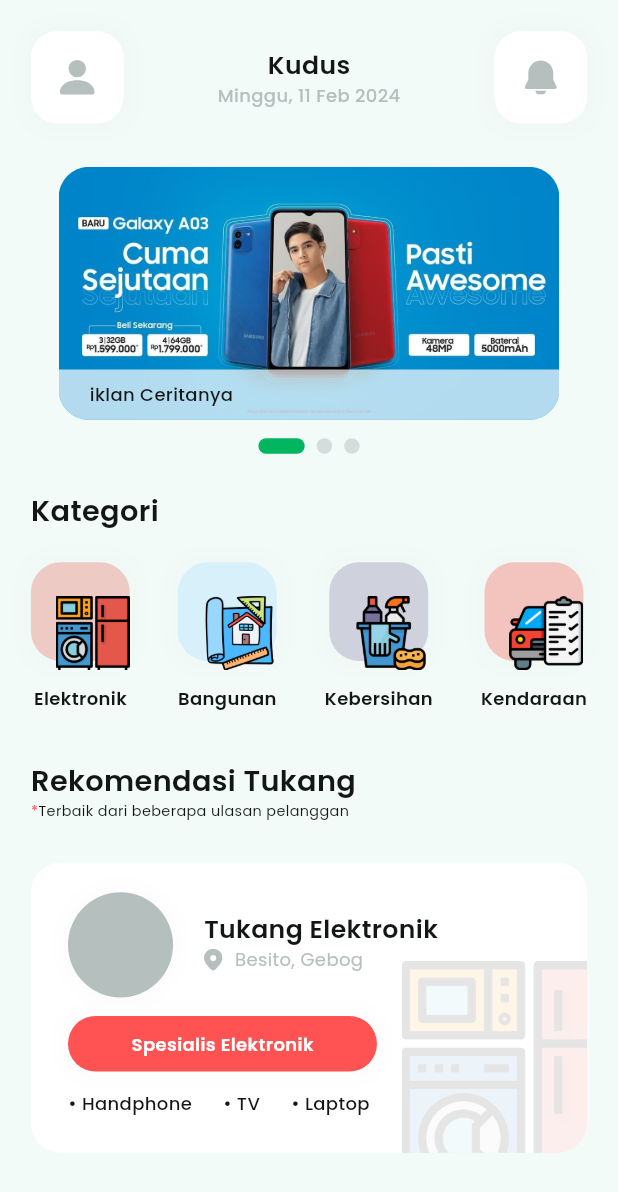
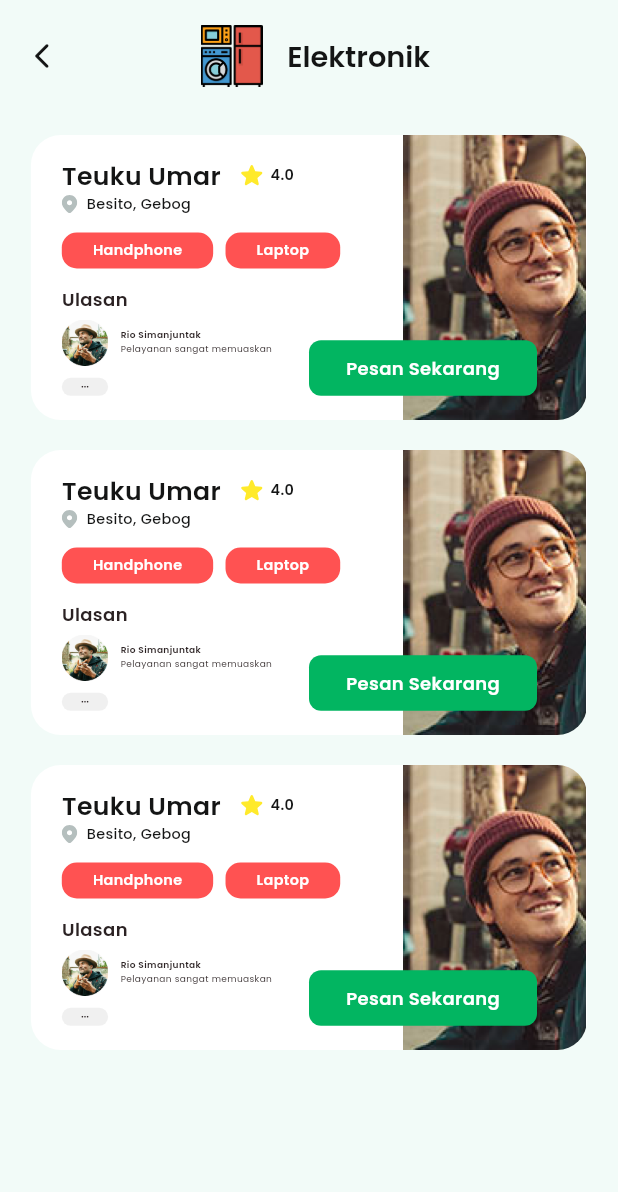
Before and after one commit to RadyaHarbani/Penservis-App, a Flutter app: the screen it shows after launch, on a phone screen of 412 x 824 dp. Shown: the top 1192 px of the screen. Run offline on Flutter 3.47's test engine with Material 3 defaults, Android fonts, the light colour scheme and no system bars; drawn by our look-alikes of carousel_slider, smooth_page_indicator; our stand-ins replace flutter_svg, get, google_fonts.

Commit message:
feat: [SF] add list page view

```diff
--- /dev/null
+++ b/lib/app/pages/list_page/components/list_appbar_component.dart
@@ -0,0 +1,34 @@
+import 'package:flutter/material.dart';
+import 'package:get/get.dart';
+import 'package:penservis_app/app/pages/home_page/home_page_controller.dart';
+import 'package:penservis_app/common/helper/themes.dart';
+
+PreferredSizeWidget? ListAppbarComponent() {
+  final HomePageController controller = Get.put(HomePageController());
+
+  return AppBar(
+    elevation: 0,
+    backgroundColor: backgroundPageColor,
+    toolbarHeight: 75,
+    centerTitle: true,
+    title: Row(
+      children: [
+        SizedBox(width: controller.width * 0.15),
+        Image.asset(
+          "assets/icons/png/icElektronik.png",
+          width: controller.width * 0.1,
+        ),
+        SizedBox(width: controller.width * 0.04),
+        Text("Elektronik", style: tsBodyLargeSemibold(blackColor)),
+      ],
+    ),
+    leading: IconButton(
+      onPressed: () => Get.back(),
+      icon: Icon(
+        Icons.arrow_back_ios_new_rounded,
+        size: 20,
+        color: blackColor,
+      ),
+    ),
+  );
+}
--- /dev/null
+++ b/lib/app/pages/list_page/components/list_button_pesan_component.dart
@@ -0,0 +1,27 @@
+import 'package:flutter/material.dart';
+import 'package:get/get.dart';
+import 'package:penservis_app/app/pages/list_page/list_page_controller.dart';
+import 'package:penservis_app/common/helper/themes.dart';
+
+class ListButtonPesanComponent extends GetView<ListPageController> {
+  const ListButtonPesanComponent({
+    super.key,
+  });
+
+  @override
+  Widget build(BuildContext context) {
+    return InkWell(
+      onTap: () {},
+      child: Container(
+        padding: EdgeInsets.symmetric(horizontal: controller.width * 0.06, vertical: 10),
+        decoration: BoxDecoration(
+          borderRadius: BorderRadius.circular(8),
+          color: primaryColor,
+        ),
+        child: Center(
+          child: Text("Pesan Sekarang", style: tsLabelLargeSemibold(secondaryColor)),
+        ),
+      ),
+    );
+  }
+}
--- /dev/null
+++ b/lib/app/pages/list_page/components/list_identitas_component.dart
@@ -0,0 +1,49 @@
+import 'package:flutter/cupertino.dart';
+import 'package:flutter_svg/flutter_svg.dart';
+import 'package:get/get.dart';
+import 'package:penservis_app/app/pages/list_page/list_page_controller.dart';
+import 'package:penservis_app/common/helper/themes.dart';
+
+class ListIdentitasComponent extends GetView<ListPageController> {
+  const ListIdentitasComponent({
+    super.key,
+    required this.nameTukang,
+    required this.ratingTukang,
+    required this.textLokasi,
+  });
+
+  final String nameTukang;
+  final String ratingTukang;
+  final String textLokasi;
+
+  @override
+  Widget build(BuildContext context) {
+    return Column(
+      children: [
+        Row(
+          children: [
+            Text(nameTukang, style: tsBodyMediumSemibold(blackColor)),
+            SizedBox(width: controller.width * 0.03),
+            SvgPicture.asset(
+              "assets/icons/svg/icStar.svg",
+              width: controller.width * 0.04,
+            ),
+            SizedBox(width: controller.width * 0.01),
+            Text(ratingTukang, style: tsLabelMediumSemibold(blackColor)),
+          ],
+        ),
+
+        Row(
+          children: [
+            SvgPicture.asset(
+              "assets/icons/svg/icLocation.svg",
+              width: controller.width * 0.025,
+            ),
+            SizedBox(width: controller.width * 0.015),
+            Text(textLokasi, style: tsLabelMediumMedium(blackColor)),
+          ],
+        )
+      ],
+    );
+  }
+}
--- /dev/null
+++ b/lib/app/pages/list_page/components/list_image_tukang_component.dart
@@ -0,0 +1,31 @@
+import 'package:flutter/material.dart';
+import 'package:get/get.dart';
+import 'package:penservis_app/app/pages/list_page/list_page_controller.dart';
+import 'package:penservis_app/common/helper/themes.dart';
+
+class ListImageTukangComponent extends GetView<ListPageController> {
+  const ListImageTukangComponent({
+    super.key,
+    required this.urlImage,
+  });
+
+  final String urlImage;
+
+  @override
+  Widget build(BuildContext context) {
+    return Container(
+      alignment: Alignment.centerRight,
+      child: ClipRRect(
+        borderRadius: BorderRadius.only(
+          topRight: Radius.circular(20),
+          bottomRight: Radius.circular(20),
+        ),
+        child: Image.asset(
+          'assets/images/png/$urlImage',
+          width: controller.width * 0.3,
+          fit: BoxFit.fitHeight,
+        ),
+      ),
+    );
+  }
+}
--- /dev/null
+++ b/lib/app/pages/list_page/components/list_keahlian_component.dart
@@ -0,0 +1,25 @@
+import 'package:flutter/material.dart';
+import 'package:get/get.dart';
+import 'package:penservis_app/app/pages/list_page/list_page_controller.dart';
+import 'package:penservis_app/common/helper/themes.dart';
+
+class ListKeahlianComponent extends GetView<ListPageController> {
+  const ListKeahlianComponent({
+    super.key,
+    required this.textKeahlian,
+  });
+
+  final String textKeahlian;
+
+  @override
+  Widget build(BuildContext context) {
+    return Container(
+      padding: EdgeInsets.symmetric(horizontal: controller.width * 0.05, vertical: 5),
+      decoration: BoxDecoration(
+        borderRadius: BorderRadius.circular(10),
+        color: elektronikFill,
+      ),
+      child: Text(textKeahlian, style: tsLabelMediumSemibold(secondaryColor)),
+    );
+  }
+}
--- /dev/null
+++ b/lib/app/pages/list_page/components/list_ulasan_component.dart
@@ -0,0 +1,65 @@
+import 'package:flutter/material.dart';
+import 'package:get/get.dart';
+import 'package:penservis_app/app/pages/list_page/list_page_controller.dart';
+import 'package:penservis_app/common/helper/themes.dart';
+
+class ListUlasanComponent extends GetView<ListPageController> {
+  const ListUlasanComponent({
+    super.key,
+    required this.urlImage,
+    required this.userName,
+    required this.textUlasan,
+  });
+
+  final String urlImage;
+  final String userName;
+  final String textUlasan;
+
+  @override
+  Widget build(BuildContext context) {
+    return Container(
+      width: controller.width * 0.35,
+      child: Column(
+        mainAxisAlignment: MainAxisAlignment.start,
+        crossAxisAlignment: CrossAxisAlignment.start,
+        children: [
+          Text("Ulasan", style: tsLabelLargeSemibold(blackWarmColor)),
+          SizedBox(height: 5),
+          Row(
+            children: [
+              ClipRect(
+                child: Container(
+                  width: controller.width * 0.075,
+                  child: Image.asset("assets/images/png/$urlImage"),
+                ),
+              ),
+              SizedBox(width: controller.width * 0.02),
+              Column(
+                mainAxisAlignment: MainAxisAlignment.start,
+                crossAxisAlignment: CrossAxisAlignment.start,
+                children: [
+                  Text(userName, style: tsLabelSmallSemibold(blackWarmColor)),
+                  Text(textUlasan, style: tsLabelSmallRegular(blackWarmColor)),
+                ],
+              ),
+            ],
+          ),
+          SizedBox(height: 8),
+          Container(
+            width: controller.width * 0.075,
+            height: 12,
+            decoration: BoxDecoration(
+              borderRadius: BorderRadius.circular(10),
+              color: greyLightColor,
+            ),
+            child: Icon(
+              Icons.more_horiz,
+              color: blackWarmColor,
+              size: 7,
+            )
+          )
+        ],
+      ),
+    );
+  }
+}
--- /dev/null
+++ b/lib/app/pages/list_page/list_page_binding.dart
@@ -0,0 +1,11 @@
+import 'package:get/get.dart';
+import 'package:penservis_app/app/pages/list_page/list_page_controller.dart';
+
+class ListPageBinding extends Bindings {
+  @override
+  void dependencies() {
+    Get.lazyPut<ListPageController>(
+          () => ListPageController()
+    );
+  }
+}
--- /dev/null
+++ b/lib/app/pages/list_page/list_page_controller.dart
@@ -0,0 +1,11 @@
+import 'package:get/get.dart';
+
+class ListPageController extends GetxController {
+  final width = Get.width;
+  final RxList sliderIklan = [
+    'assets/images/png/iklanSamsung.jpeg',
+    'assets/images/png/iklanIphone.jpg',
+    'assets/images/png/iklanToyota.jpg',
+  ].obs;
+  final RxInt currentIndex = 0.obs;
+}
--- /dev/null
+++ b/lib/app/pages/list_page/list_page_view.dart
@@ -0,0 +1,79 @@
+import 'package:flutter/material.dart';
+import 'package:get/get.dart';
+import 'package:penservis_app/app/pages/list_page/components/list_appbar_component.dart';
+import 'package:penservis_app/app/pages/list_page/components/list_button_pesan_component.dart';
+import 'package:penservis_app/app/pages/list_page/components/list_identitas_component.dart';
+import 'package:penservis_app/app/pages/list_page/components/list_image_tukang_component.dart';
+import 'package:penservis_app/app/pages/list_page/components/list_keahlian_component.dart';
+import 'package:penservis_app/app/pages/list_page/components/list_ulasan_component.dart';
+import 'package:penservis_app/app/pages/list_page/list_page_controller.dart';
+import 'package:penservis_app/common/helper/themes.dart';
+
+class ListPageView extends GetView<ListPageController> {
+  const ListPageView({super.key});
+
+  @override
+  Widget build(BuildContext context) {
+    return Scaffold(
+      backgroundColor: backgroundPageColor,
+      appBar: ListAppbarComponent(),
+      body: SingleChildScrollView(
+        physics: AlwaysScrollableScrollPhysics(),
+        child: Container(
+          margin: EdgeInsets.only(top: 15),
+          child: ListView.builder(
+            itemCount: 3,
+            shrinkWrap: true,
+            physics: NeverScrollableScrollPhysics(),
+            itemBuilder: (context, index) {
+              return Container(
+                height: 190,
+                margin: EdgeInsets.only(left: controller.width * 0.05, right: controller.width * 0.05, bottom: 20),
+                decoration: BoxDecoration(
+                  borderRadius: BorderRadius.circular(20),
+                  color: secondaryColor,
+                ),
+                child: Stack(
+                  children: [
+                    ListImageTukangComponent(urlImage: 'tukang_person_1.png'),
+
+                    Container(
+                      margin: EdgeInsets.only(left: controller.width * 0.05, top: 15, bottom: 15),
+                      child: Column(
+                        crossAxisAlignment: CrossAxisAlignment.start,
+                        children: [
+                          ListIdentitasComponent(nameTukang: "Teuku Umar", ratingTukang: "4.0", textLokasi: "Besito, Gebog"),
+
+                          SizedBox(height: 12),
+
+                          Row(
+                            children: [
+                              ListKeahlianComponent(textKeahlian: "Handphone"),
+                              SizedBox(width: controller.width * 0.02),
+                              ListKeahlianComponent(textKeahlian: "Laptop"),
+                            ],
+                          ),
+
+                          SizedBox(height: 12),
+
+                          Row(
+                            crossAxisAlignment: CrossAxisAlignment.end,
+                            children: [
+                              ListUlasanComponent(urlImage: "ulasan_person_1.png", userName: "Rio Simanjuntak", textUlasan: "Pelayanan sangat memuaskan"),
+                              SizedBox(width: controller.width * 0.05),
+                              ListButtonPesanComponent(),
+                            ],
+                          ),
+                        ],
+                      ),
+                    ),
+                  ],
+                ),
+              );
+            },
+          ),
+        )
+      )
+    );
+  }
+}
--- a/lib/common/helper/themes.dart
+++ b/lib/common/helper/themes.dart
@@ -5,8 +5,10 @@
 const Color primaryColor = Color(0xFF02B561);
 const Color secondaryColor = Color(0xFFFFFFFF);
 const Color blackColor = Color(0xFF141515);
+const Color blackWarmColor = Color(0xFF2B2223);
 const Color backgroundPageColor = Color(0xFFF2FBF8);
 const Color greyColor = Color(0xFFB5BFBE);
+const Color greyLightColor = Color(0xFFF0F0F0);
 const Color starColor = Color(0xFFFFEA2B);
 
 //CATEGORY FILL
--- a/lib/common/routes/app_pages.dart
+++ b/lib/common/routes/app_pages.dart
@@ -1,6 +1,8 @@
 import 'package:get/get.dart';
 import 'package:penservis_app/app/pages/home_page/home_page_binding.dart';
 import 'package:penservis_app/app/pages/home_page/home_page_view.dart';
+import 'package:penservis_app/app/pages/list_page/list_page_binding.dart';
+import 'package:penservis_app/app/pages/list_page/list_page_view.dart';
 part 'app_routes.dart';
 
 class AppPages {
@@ -8,7 +10,7 @@
 
   AppPages._();
 
-  static const INITIAL = Routes.HOME_PAGE;
+  static const INITIAL = Routes.LIST_PAGE;
 
   static final routes = [
     GetPage(
@@ -17,5 +19,11 @@
       binding: HomePageBinding(),
       transition: Transition.noTransition,
     ),
+    GetPage(
+      name: _Paths.LIST_PAGE,
+      page: () => ListPageView(),
+      binding: ListPageBinding(),
+      transition: Transition.noTransition,
+    ),
   ];
 }
--- a/lib/common/routes/app_routes.dart
+++ b/lib/common/routes/app_routes.dart
@@ -3,9 +3,11 @@
 abstract class Routes {
   Routes._();
   static const HOME_PAGE = _Paths.HOME_PAGE;
+  static const LIST_PAGE = _Paths.LIST_PAGE;
 }
 
 abstract class _Paths {
   _Paths._();
   static const HOME_PAGE = '/home-page';
+  static const LIST_PAGE = '/list-page';
 }
```
Also changed, not shown: assets/icons/svg/icStar.svg (added), assets/images/png/tukang_person_1.png (added), assets/images/png/ulasan_person_1.png (added), 1 other file.
